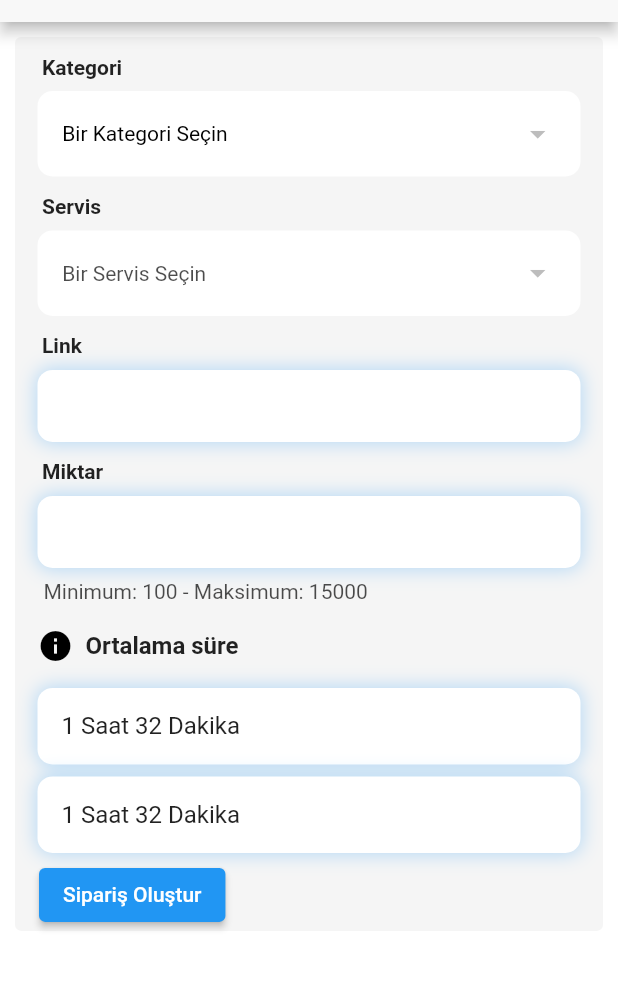
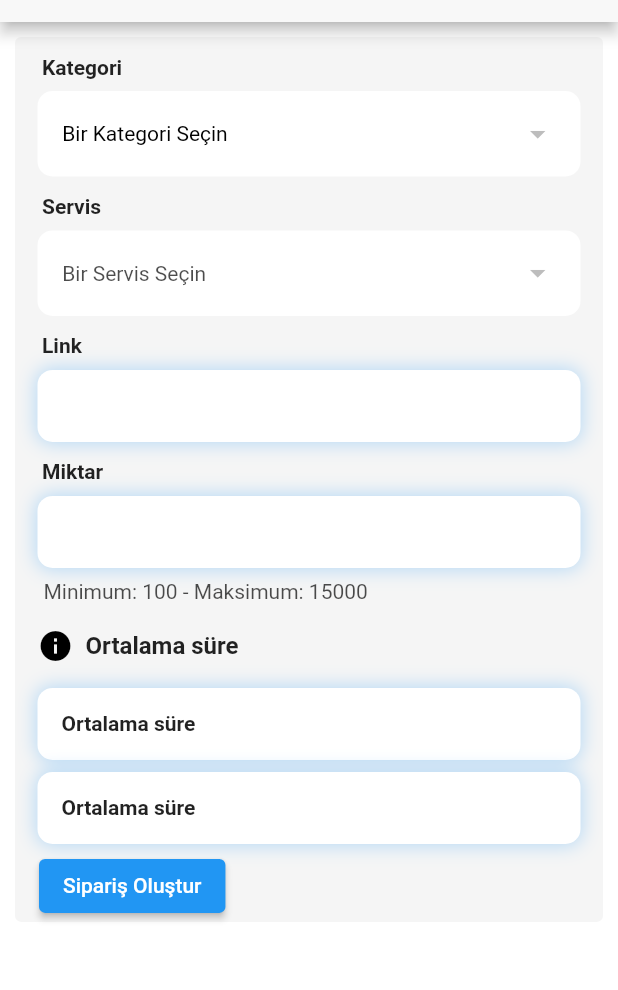
Before and after one commit to musaguzel/musmeramedya, a Flutter app: the screen it shows once a user with an empty profile is signed in, on a phone screen of 412 x 824 dp, the part 62-1052 px from its top. Run offline on Flutter 3.47's test engine with Material 2 defaults, Android fonts, the light colour scheme and no system bars; our stand-ins replace cloud_firestore, connectivity_plus, firebase_auth, firebase_core, flutter_mobx, mobx and 4 more; accounts and stored records are empty; generated files the repository leaves out were written again.

Commit message:
geliştirmeler yapıldı

```diff
--- a/lib/main.dart
+++ b/lib/main.dart
@@ -37,6 +37,6 @@ class MyApp extends StatelessWidget {
   }
 }
 
-//Firebase'de service_price kısmı da array olacak , tahmini süre ve fiyat hesaplama olayları geliştirilecek.
+//servis zamanı ve para durumu kısmında sadece zaman yazıyor. Bir field'de zaman bir field'de para yazsın
 //orders kısmı gün gün belge olarak kaydedilecek
 //anlık fiyat hesaplaması için güzel bir yol bul
--- a/lib/ui/main/model/social_media_model/social_media_service_model.dart
+++ b/lib/ui/main/model/social_media_model/social_media_service_model.dart
@@ -12,7 +12,7 @@ class SocialMediaServiceModel {
   List<String> serviceNames;
 
   @JsonKey(name: 'service_price')
-  String servicePrice;
+  List<String>  servicePrice;
 
   @JsonKey(name: 'service_average_times')
   List<String> serviceAverageTime;
--- a/lib/ui/main/view/main_page.dart
+++ b/lib/ui/main/view/main_page.dart
@@ -1,12 +1,12 @@
 import 'package:flutter/material.dart';
 import 'package:flutter_mobx/flutter_mobx.dart';
-import 'package:musmeramedya/core/constants/application/app_strings.dart';
 import 'package:musmeramedya/core/extension/context_extension.dart';
 import 'package:musmeramedya/core/extension/string_extension.dart';
 import 'package:musmeramedya/ui/main/model/social_media_model/social_media_service_model.dart';
 import 'package:musmeramedya/ui/main/viewModel/main_page_view_model.dart';
 import '../../../core/base/view/base_widget.dart';
 import '../../../core/constants/application/application_constants.dart';
+import '../../../core/constants/application/app_strings.dart';
 import '../../../core/init/network/network_change_manager.dart';
 import '../components/navigation_drawer.dart';
 
@@ -60,9 +60,9 @@ class _MainPageState extends State<MainPage> {
                       buildTitle(ApplicationStrings.MAIN_AMOUNT),
                       buildTextField(controller: store.amountController,isAmount: true),
                       buildMinMaksAmount,
-                      buildAverageTimeText,
-                      buildTimeAndPriceInfoText(needPadding: false), //saat bilgileri ve para bilgileri veritabanından çekilip parantez içinde bu tarafa verilecek
-                      buildTimeAndPriceInfoText(needPadding: true), //saat bilgileri ve para bilgileri veritabanından çekilip parantez içinde bu tarafa verilecek
+                      buildAverageTimeText(store),
+                      buildTimeAndPriceInfoText(store: store,needPadding: false), //saat bilgileri ve para bilgileri veritabanından çekilip parantez içinde bu tarafa verilecek
+                      buildTimeAndPriceInfoText(store: store,needPadding: true), //saat bilgileri ve para bilgileri veritabanından çekilip parantez içinde bu tarafa verilecek
                       buildCreateOrderButton()
                     ],
                   )),
@@ -141,7 +141,7 @@ class _MainPageState extends State<MainPage> {
               isExpanded: true,
               isDense: true,
               padding: context.paddingNormal,
-              value: store.selectedService,
+              value: (store.selectedService != null && store.selectedService!.isNotEmpty) ? store.selectedService!['servicename'].toString() : store.selectedCategory?.serviceNames[0].toString(),
               hint: Text(ApplicationStrings.MAIN_CHOSE_SERVICE,style: TextStyle(color: store.selectedCategory != null ? Colors.black : Colors.black.withOpacity(0.7)),),
               items: store.selectedCategory?.serviceNames.map((String item) {
                 return DropdownMenuItem<String>(
@@ -156,13 +156,13 @@ class _MainPageState extends State<MainPage> {
                     ],
                   ),
                 );
-              }).toList(),
-              onChanged: (value) => store.setSelectedService(value ?? ""),
+              }).toList() ,
+              onChanged: (value) => store.setSelectedService(value),
 
               style: const TextStyle(color: Colors.black),
               dropdownColor: Colors.blueGrey.shade200,
               borderRadius: BorderRadius.circular(15),
-            ),
+            ) ,
           ),
         ),
       );
@@ -211,7 +211,7 @@ class _MainPageState extends State<MainPage> {
       child: Text('Minimum: 100 - Maksimum: 15000',style: TextStyle(color: Colors.black.withOpacity(0.7)),),
     );
   }
-  Observer buildTimeAndPriceInfoText({required bool needPadding}) {
+  Observer buildTimeAndPriceInfoText({required MainPageViewModel store,required bool needPadding}) {
     return Observer(builder: (_){
       return Padding(
         padding: EdgeInsets.only(top: needPadding ? 8.0 : 0),
@@ -233,25 +233,27 @@ class _MainPageState extends State<MainPage> {
               ),
             ],
           ),
-          child: const Padding(
-            padding: EdgeInsets.all(16),
+          child: Padding(
+            padding: const EdgeInsets.all(16),
             child: Text(
-              '1 Saat 32 Dakika',
-              style: TextStyle(fontSize: 16),
+                store.selectedService?['serviceaveragetime'].toString() ?? ApplicationStrings.MAIN_AVERAGE_TIME,
+              style: const TextStyle(fontWeight: FontWeight.bold),
             ),
           ),
         ),
       );
     });
   }
-  ListTile get buildAverageTimeText {
+  Observer buildAverageTimeText(MainPageViewModel store) {
+    return Observer(builder: (_){
       return const ListTile(
         contentPadding: EdgeInsets.zero,
         minLeadingWidth: 0,
         visualDensity: VisualDensity(horizontal: -4,vertical: 0),
-                      title: Text(ApplicationStrings.MAIN_AVERAGE_TIME,style: TextStyle(fontWeight: FontWeight.bold),),
+        title:  Text(ApplicationStrings.MAIN_AVERAGE_TIME,style: TextStyle(fontWeight: FontWeight.bold),),
         leading: Icon(Icons.info,color: Colors.black),
       );
+    });
   }
   Padding buildCreateOrderButton() {
     return Padding(
```
Also changed, not shown: lib/ui/main/viewModel/main_page_view_model.dart (+14 -3 lines), lib/ui/main/model/social_media_model/social_media_service_model.g.dart, lib/ui/main/viewModel/main_page_view_model.g.dart. Lines whose indentation alone changed are shown as unchanged.
